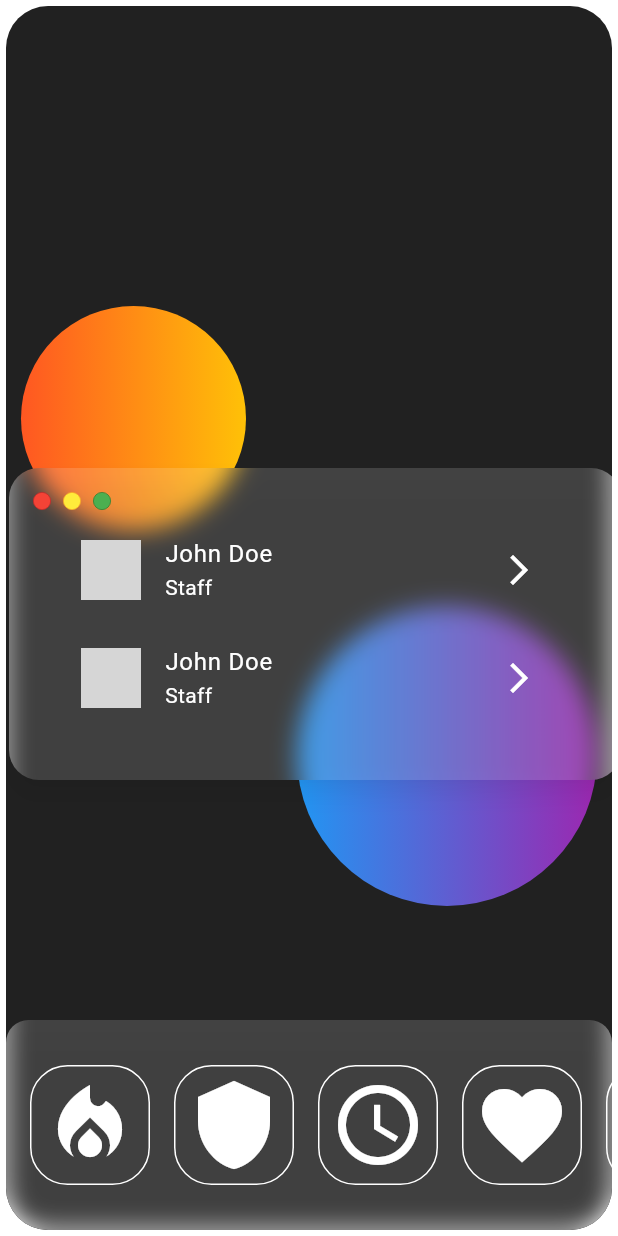
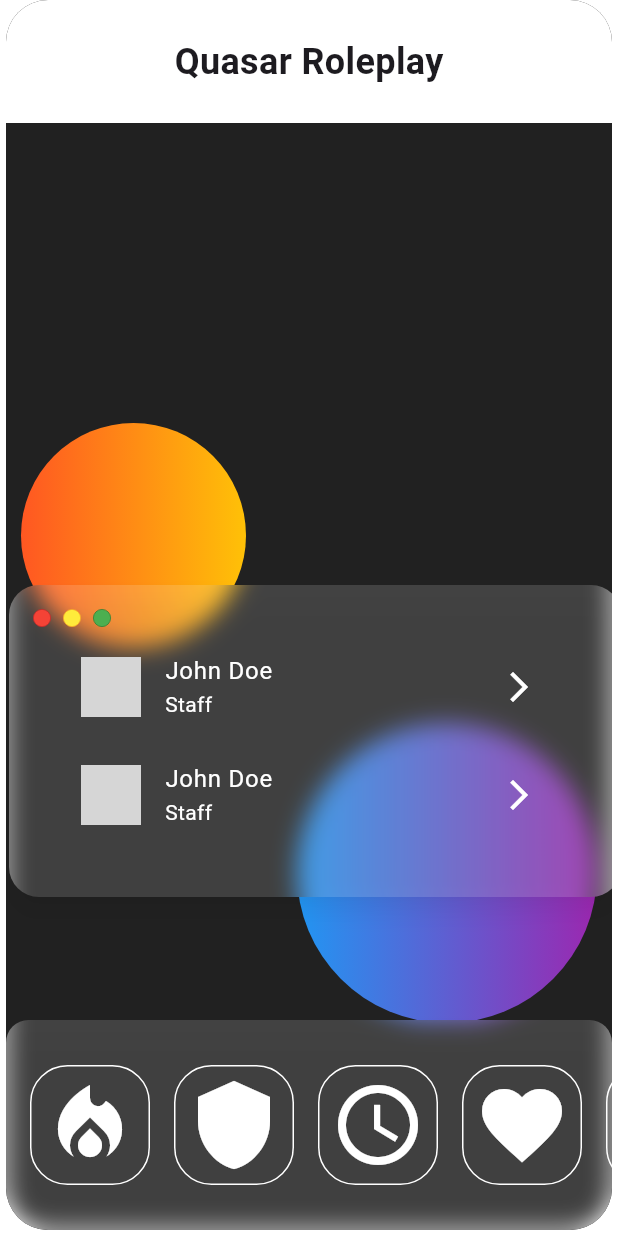
Before and after one commit to NoctuaSphere-Labs/noctua-ui, a Flutter app: the screen it shows after launch, on a phone screen of 412 x 824 dp. Run offline on Flutter 3.47's test engine with Material 3 defaults, Android fonts, the light colour scheme and no system bars; drawn by our look-alikes of blurrycontainer; missing offline and left inert: dart:html; network calls fail; grey boxes are pictures that could not be loaded.

Commit message:
feat(ui): Add title header with centered text and white background

```diff
--- a/lib/main.dart
+++ b/lib/main.dart
@@ -7,7 +7,6 @@ import 'package:game_ui/widgets/draggable.dart';
 import 'package:game_ui/widgets/nav_bar.dart';
 import 'dart:html' as html;
 import 'dart:async';
-
 
 final streamController = StreamController();
 
@@ -88,7 +87,12 @@ class MyHomePage extends StatelessWidget {
       body: Container(
         width: double.infinity,
         height: double.infinity,
-        padding: const EdgeInsets.only(left: 4.0, right: 4.0, bottom: 4.0, top: 4.0),
+        padding: const EdgeInsets.only(
+          left: 4.0,
+          right: 4.0,
+          bottom: 4.0,
+          // top: 4.0,
+        ),
         child: ClipRRect(
           borderRadius: const BorderRadius.only(
             bottomLeft: Radius.circular(28.0),
@@ -101,6 +105,22 @@ class MyHomePage extends StatelessWidget {
             child: Column(
               mainAxisAlignment: MainAxisAlignment.start,
               children: [
+                Container(
+                  decoration: const BoxDecoration(
+                    color: Colors.white,
+                  ),
+                  padding: const EdgeInsets.symmetric(vertical: 24.0),
+                  width: double.infinity,
+                  child: Center(
+                    child: Text(
+                      title,
+                      style: const TextStyle(
+                        fontSize: 24,
+                        fontWeight: FontWeight.bold,
+                      ),
+                    ),
+                  ),
+                ),
                 Expanded(
                   child: Stack(
                     alignment: Alignment.center,
```
